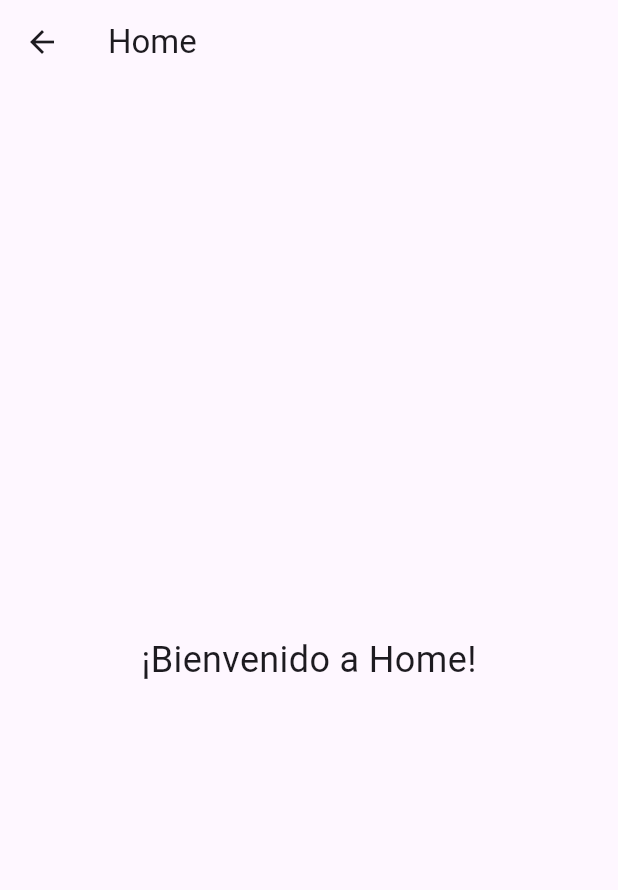
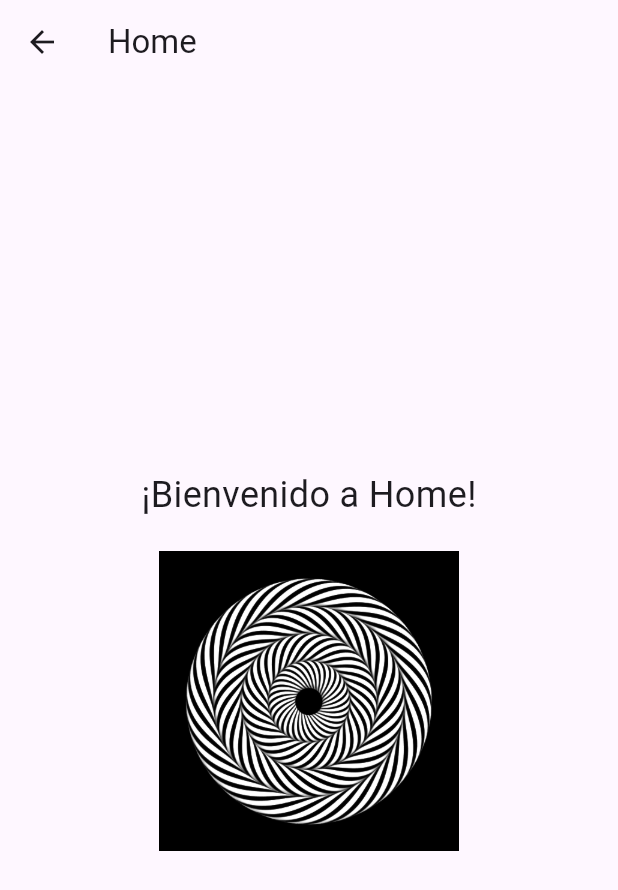
Before and after one commit to AlexPalomar/auth_provider, a Flutter app: the HomeScreen screen opened by its route, on a phone screen of 412 x 824 dp. Shown: the top 890 px of the screen. Run offline on Flutter 3.47's test engine with Material 3 defaults, Android fonts, the phone set to English and light mode, and no system bars; our stand-ins replace get_it.

Commit message:
add gif1

```diff
--- a/lib/features/auth/presentation/screen/home_screen.dart
+++ b/lib/features/auth/presentation/screen/home_screen.dart
@@ -9,10 +9,21 @@ class HomeScreen extends StatelessWidget {
       appBar: AppBar(
         title: const Text('Home'),
       ),
-      body: const Center(
-        child: Text(
-          '¡Bienvenido a Home!',
-          style: TextStyle(fontSize: 24),
+      body: Center(
+        child: Column(
+          mainAxisAlignment: MainAxisAlignment.center,
+          children: [
+            const Text(
+              '¡Bienvenido a Home!',
+              style: TextStyle(fontSize: 24),
+            ),
+            const SizedBox(height: 20),
+            Image.asset(
+              'assets/images/gif1.gif',
+              width: 200,
+              height: 200,
+            ),
+          ],
         ),
       ),
     );
```
Also changed, not shown: lib/features/auth/presentation/screen/login_screen.dart (+6 -2 lines), pubspec.yaml (+4 -65 lines), assets/images/gif1.gif (added), pubspec.lock, 9 other files.
